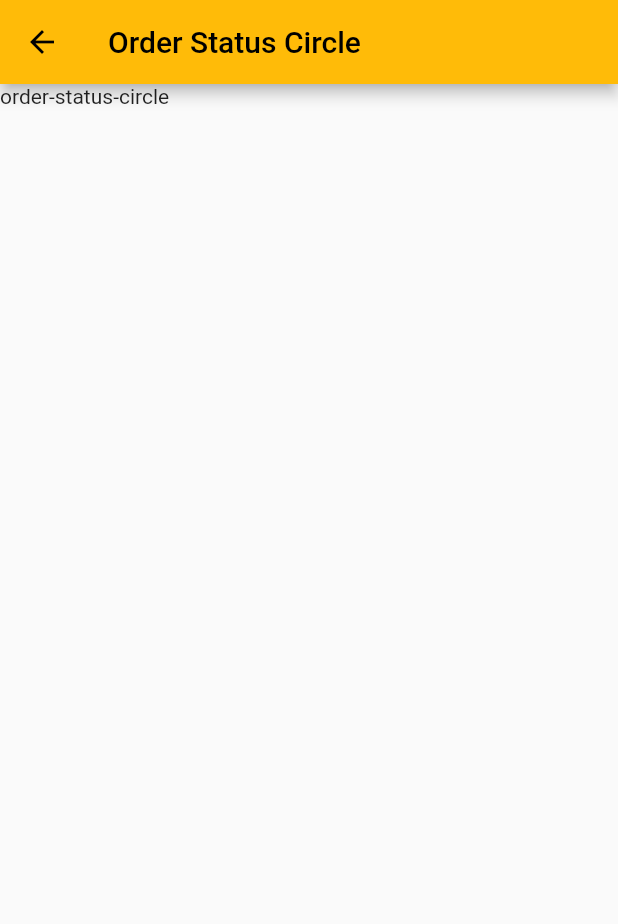
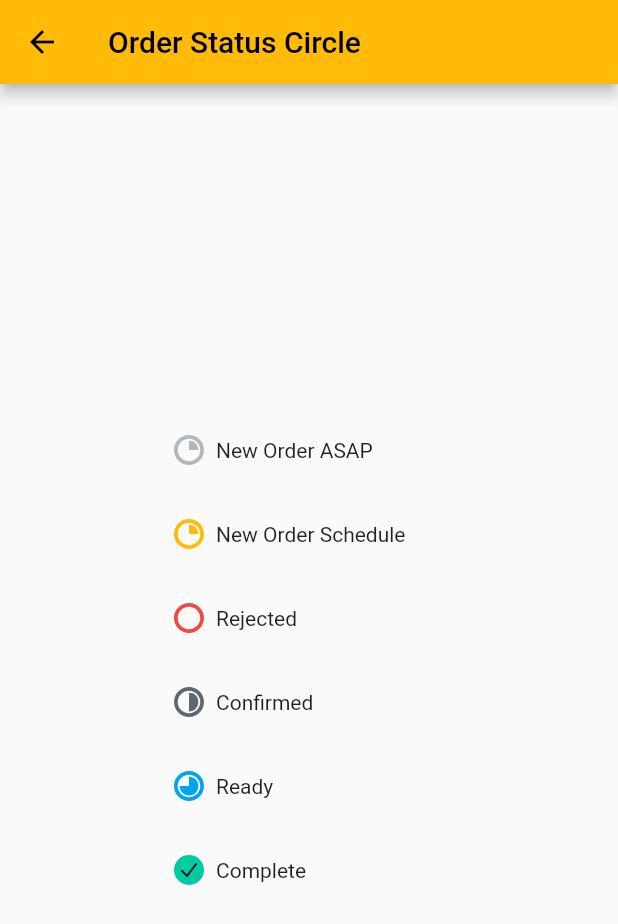
Before and after one commit to LeiYao123/flutter-demo, a Flutter app: the screen it shows after launch, after a tap on "order status circle demo", on a phone screen of 412 x 824 dp. Shown: the top 924 px of the screen. Run offline on Flutter 3.47's test engine with Material 2 defaults, Android fonts, the phone set to English and light mode, and no system bars; our stand-ins replace another_flushbar, dio, flutter_svg, get, pull_to_refresh_flutter3, shared_preferences; network calls fail.

Commit message:
feat: Order status

```diff
--- a/lib/components/button/index.dart
+++ b/lib/components/button/index.dart
@@ -1,179 +1,178 @@
 import 'package:flutter/material.dart';
 import 'package:tablet/style/color.dart';
-
-enum BtnColorEnum { primary, secondary, warning }
 
 enum BtnSizeEnum { sm, md, lg }
 
 const Map<BtnSizeEnum, double> fontSizeMap = {
-  BtnSizeEnum.sm: 12,
+  BtnSizeEnum.sm: 14,
   BtnSizeEnum.md: 16,
-  BtnSizeEnum.lg: 20,
+  BtnSizeEnum.lg: 18,
 };
 
 const Map<BtnSizeEnum, List<double>> paddingSizeMap = {
-  BtnSizeEnum.sm: [16, 14],
-  BtnSizeEnum.md: [24, 18],
-  BtnSizeEnum.lg: [24, 22],
+  BtnSizeEnum.sm: [16, 10],
+  BtnSizeEnum.md: [16, 13],
+  BtnSizeEnum.lg: [16, 17.5],
 };
 
 class RuButton extends StatelessWidget {
   final String text;
-  final BtnColorEnum? color;
+  final Color? bgColor;
+  final Color? fgColor;
+  final EdgeInsets? margin;
+  final double? width;
   final BtnSizeEnum size;
   // 外边框，是否独占一行，禁用，loading
   final bool isOutlined, isBlock, disabled, loading;
-  final Widget? iconBefore;
-  final Widget? iconAfter;
-  final Function() onPressed;
-  RuButton(
+  final Function()? onPressed;
+  const RuButton(
     this.text, {
     super.key,
-    // this.color = BtnColorEnum.primary,
-    this.color,
+    this.onPressed,
+    this.bgColor = RuColor.yellow,
+    this.fgColor = RuColor.blackPure,
     this.size = BtnSizeEnum.md,
     this.isOutlined = false,
     this.isBlock = false,
     this.disabled = false,
     this.loading = false,
-    this.iconBefore,
-    this.iconAfter,
-    required this.onPressed,
+    this.margin,
+    this.width,
   });
 
   List<Widget> _getChildren() {
-    final List<Widget> btnChildren = [Text(text)];
-    if (iconBefore != null) {
-      btnChildren.insert(
-        0,
-        Padding(
-          padding: const EdgeInsets.only(right: 8),
-          child: iconBefore,
-        ),
-      );
-    }
-    if (iconAfter != null) {
-      btnChildren.add(Padding(
-        padding: const EdgeInsets.only(left: 8),
-        child: iconAfter,
-      ));
-    }
+    List<Widget> btnChildren = [Text(text)];
     if (loading) {
-      btnChildren.insert(
-        0,
-        const Padding(
-          padding: EdgeInsets.only(right: 8),
-          child: SizedBox(
-            height: 20,
-            width: 20,
-            child: CircularProgressIndicator(
-              valueColor: AlwaysStoppedAnimation(Colors.white),
-            ),
+      btnChildren = [
+        SizedBox(
+          height: fontSizeMap[size],
+          width: fontSizeMap[size],
+          child: CircularProgressIndicator(
+            strokeWidth: 3.0,
+            valueColor: AlwaysStoppedAnimation(isOutlined ? bgColor : fgColor),
           ),
         ),
-      );
+        const SizedBox(width: 8),
+        Text(text)
+      ];
     }
     return btnChildren;
   }
 
-  Map<BtnColorEnum, Color> backgroundColorMap = {
-    BtnColorEnum.primary: RuColor.yellow,
-    BtnColorEnum.secondary: RuColor.bgPrimary,
-    BtnColorEnum.warning: RuColor.red,
-  };
-
-  Map<BtnColorEnum, Color> foregroundColorMap = {
-    BtnColorEnum.primary: RuColor.textHeavy,
-    BtnColorEnum.secondary: RuColor.textHeavy,
-    BtnColorEnum.warning: RuColor.textReverse,
-  };
-
-  @override
-  Widget build(BuildContext context) {
-    final bgColor = backgroundColorMap[color ?? BtnColorEnum.primary];
-    final fgColor = foregroundColorMap[color ?? BtnColorEnum.primary];
+  ButtonStyle _getButtonStyle() {
     final shape = RoundedRectangleBorder(
       borderRadius: BorderRadius.circular(8.0),
     );
+
     final textStyle = TextStyle(
       fontWeight: FontWeight.w700,
       fontSize: fontSizeMap[size],
     );
-    final padding = EdgeInsets.fromLTRB(
-      paddingSizeMap[size]![0],
-      paddingSizeMap[size]![1],
-      paddingSizeMap[size]![0],
-      paddingSizeMap[size]![1],
+
+    final padding = EdgeInsets.symmetric(
+      horizontal: paddingSizeMap[size]![0],
+      vertical: paddingSizeMap[size]![1],
     );
-    // 是否独占一行
-    final mainAxisSize = isBlock ? MainAxisSize.max : MainAxisSize.min;
-    final onClick = (disabled || loading) ? null : onPressed;
 
-// 详细自定义各种状态写的背景颜色，一般情况下 all 足矣
-// backgroundColor: MaterialStateProperty.resolveWith(
-// (Set<MaterialState> states) {
-// if (states.contains(MaterialState.disabled)) {
-// return Colors.black;
-// if (states.contains (MaterialState.pressed)) {
-// return Colors.blue;
-// return Colors.red;
-// ),
-    final style = ButtonStyle(
-      backgroundColor: isOutlined ? null : MaterialStateProperty.all(bgColor),
-      foregroundColor: isOutlined
-          ? MaterialStateProperty.all(bgColor)
-          : MaterialStateProperty.all(fgColor),
+    final backgroundColor = disabled ? RuColor.common_16 : bgColor;
+    final foregroundColor = disabled ? RuColor.common_32 : fgColor;
+
+    return ButtonStyle(
       elevation: MaterialStateProperty.all(0),
       padding: MaterialStateProperty.all(padding),
       shape: MaterialStateProperty.all(shape),
       textStyle: MaterialStateProperty.all(textStyle),
+      overlayColor: isOutlined
+          ? MaterialStateProperty.resolveWith<Color>(
+              (states) => bgColor!.withOpacity(0.1))
+          : null,
+      side: isOutlined
+          ? MaterialStateProperty.all(
+              BorderSide(color: backgroundColor!, width: 2.0))
+          : null,
+      backgroundColor:
+          isOutlined ? null : MaterialStateProperty.all(backgroundColor),
+      foregroundColor: isOutlined
+          ? MaterialStateProperty.all(backgroundColor)
+          : MaterialStateProperty.all(foregroundColor),
+    );
+  }
+
+  @override
+  Widget build(BuildContext context) {
+    final onClick = (disabled || loading) ? null : onPressed;
+
+    final child = Row(
+      mainAxisSize: MainAxisSize.min,
+      children: _getChildren(),
     );
 
-    final child = Row(
-      mainAxisAlignment: MainAxisAlignment.center,
-      mainAxisSize: mainAxisSize,
-      children: _getChildren(),
+    return Container(
+      margin: margin,
+      width: isBlock ? double.infinity : width,
+      // constraints: BoxConstraints(minWidth: 120),
+      child: isOutlined
+          ? OutlinedButton(
+              onPressed: onClick,
+              style: _getButtonStyle(),
+              child: child,
+            )
+          : ElevatedButton(
+              onPressed: onClick,
+              style: _getButtonStyle(),
+              child: child,
+            ),
     );
-    if (isOutlined) {
-      return OutlinedButton(onPressed: onClick, style: style, child: child);
-    }
-    return ElevatedButton(onPressed: onClick, style: style, child: child);
   }
 }
 
 // Icon button 组件
+
+const Map<BtnSizeEnum, double> iconBtnMap = {
+  BtnSizeEnum.sm: 36,
+  BtnSizeEnum.md: 48,
+  BtnSizeEnum.lg: 60,
+};
+
 class RuIconButton extends StatelessWidget {
   final Widget icon;
   final Color bgColor;
   final bool isOutlined;
-  final int size;
-  final Function() onPressed;
+  final BtnSizeEnum size;
+  final EdgeInsets? margin;
+  final Function()? onPressed;
 
   const RuIconButton({
     super.key,
     required this.icon,
     required this.bgColor,
+    this.onPressed,
     this.isOutlined = false,
-    this.size = 52,
-    required this.onPressed,
+    this.size = BtnSizeEnum.md,
+    this.margin,
   });
 
   @override
   Widget build(BuildContext context) {
+    final btnSize = iconBtnMap[size]!;
     final style = ButtonStyle(
-      padding: MaterialStateProperty.all(const EdgeInsets.all(16)),
+      minimumSize: MaterialStateProperty.all(Size(btnSize, btnSize)),
       shape: MaterialStateProperty.all(const CircleBorder()),
+      elevation: MaterialStateProperty.all(0),
       backgroundColor: isOutlined ? null : MaterialStateProperty.all(bgColor),
+      overlayColor: isOutlined
+          ? MaterialStateProperty.resolveWith<Color>(
+              (states) => bgColor.withOpacity(0.1))
+          : null,
       side: isOutlined
-          ? MaterialStateProperty.all(BorderSide(
-              color: bgColor,
-              width: 2,
-            ))
+          ? MaterialStateProperty.all(BorderSide(color: bgColor, width: 2))
           : null,
     );
-    if (isOutlined) {
-      return OutlinedButton(onPressed: onPressed, style: style, child: icon);
-    }
-    return ElevatedButton(onPressed: onPressed, style: style, child: icon);
+    return Container(
+      margin: margin,
+      child: isOutlined
+          ? OutlinedButton(onPressed: onPressed, style: style, child: icon)
+          : ElevatedButton(onPressed: onPressed, style: style, child: icon),
+    );
   }
 }
--- a/lib/components/order-status/index.dart
+++ b/lib/components/order-status/index.dart
@@ -1,10 +1,34 @@
 import 'package:flutter/material.dart';
+import 'package:tablet/style/icons.dart';
+
+enum OrderStatusEnum { asap, schedule, rejected, confirmed, ready, completed }
+
+Map<OrderStatusEnum, String> pathMap = {
+  OrderStatusEnum.asap: IconPath.Asap,
+  OrderStatusEnum.schedule: IconPath.Scheduled,
+  OrderStatusEnum.rejected: IconPath.Rejected,
+  OrderStatusEnum.confirmed: IconPath.Confirmed,
+  OrderStatusEnum.ready: IconPath.Ready,
+  OrderStatusEnum.completed: IconPath.Complete,
+};
 
 class OrderStatus extends StatelessWidget {
-  const OrderStatus({super.key});
+  final OrderStatusEnum status;
+  final Widget? child;
+  const OrderStatus({super.key, required this.status, this.child});
 
   @override
   Widget build(BuildContext context) {
-    return const Text('order-status-circle');
+    final icon = RuIcons.svg(pathMap[status]!, noColor: true, size: 20);
+    if (child != null) {
+      return Row(
+        children: [
+          icon,
+          const SizedBox(width: 8),
+          child!,
+        ],
+      );
+    }
+    return icon;
   }
 }
--- a/lib/components/order-status/index.demo.dart
+++ b/lib/components/order-status/index.demo.dart
@@ -8,7 +8,29 @@ class OrderStatusCircleDemo extends StatelessWidget {
   Widget build(BuildContext context) {
     return Scaffold(
       appBar: AppBar(title: const Text('Order Status Circle')),
-      body: OrderStatus(),
+      body: Center(
+        child: SizedBox(
+          width: 180,
+          height: 300,
+          child: Column(
+            mainAxisAlignment: MainAxisAlignment.spaceBetween,
+            children: const [
+              OrderStatus(
+                  status: OrderStatusEnum.asap, child: Text('New Order ASAP')),
+              OrderStatus(
+                  status: OrderStatusEnum.schedule,
+                  child: Text('New Order Schedule')),
+              OrderStatus(
+                  status: OrderStatusEnum.rejected, child: Text('Rejected')),
+              OrderStatus(
+                  status: OrderStatusEnum.confirmed, child: Text('Confirmed')),
+              OrderStatus(status: OrderStatusEnum.ready, child: Text('Ready')),
+              OrderStatus(
+                  status: OrderStatusEnum.completed, child: Text('Complete')),
+            ],
+          ),
+        ),
+      ),
     );
   }
 }
--- a/lib/style/icons.dart
+++ b/lib/style/icons.dart
@@ -2,11 +2,18 @@ import 'package:flutter/material.dart';
 import 'package:flutter_svg/flutter_svg.dart';
 
 class IconPath {
-  static const LinedStar = "assets/icons/Lined/star.svg";
-  static const OrderDash = "assets/icons/Order/DoorDash.svg";
-  static const PaymentVisa = "assets/icons/Payment/Visa.svg";
-  static const SolidStar = "assets/icons/Solid/star.svg";
-  static const TrafficDirect = "assets/icons/Traffic/Direct.svg";
+  static const LinedStar = 'assets/icons/Lined/star.svg';
+  static const OrderDash = 'assets/icons/Order/DoorDash.svg';
+  static const PaymentVisa = 'assets/icons/Payment/Visa.svg';
+  static const SolidStar = 'assets/icons/Solid/star.svg';
+  static const TrafficDirect = 'assets/icons/Traffic/Direct.svg';
+
+  static const Asap = 'assets/icons/OrderStatus/ASAP.svg';
+  static const Complete = 'assets/icons/OrderStatus/Complete.svg';
+  static const Confirmed = 'assets/icons/OrderStatus/Confirmed.svg';
+  static const Ready = 'assets/icons/OrderStatus/Ready.svg';
+  static const Rejected = 'assets/icons/OrderStatus/Rejected.svg';
+  static const Scheduled = 'assets/icons/OrderStatus/Scheduled.svg';
 }
 
 class RuIcons {
--- a/lib/style/theme.dart
+++ b/lib/style/theme.dart
@@ -68,6 +68,7 @@ class AppTheme {
 
 
   // useMaterial3: true, 采用 material3 设计规范
-  // 去掉 TextButton 的水波纹效果
+  // 去掉 Button 的水波纹效果
+  // MaterialStateProperty.resolveWith<Color>((states) => bgColor.withOpacity(0.1))
   // elevatedButtonTheme: const ElevatedButtonThemeData(
   // style: ButtonStyle(splashFactory: NoSplash.splashFactory)),
--- a/pubspec.yaml
+++ b/pubspec.yaml
@@ -75,6 +75,12 @@ flutter:
     - assets/icons/Payment/Visa.svg
     - assets/icons/Solid/star.svg
     - assets/icons/Traffic/Direct.svg
+    - assets/icons/OrderStatus/ASAP.svg
+    - assets/icons/OrderStatus/Complete.svg
+    - assets/icons/OrderStatus/Confirmed.svg
+    - assets/icons/OrderStatus/Ready.svg
+    - assets/icons/OrderStatus/Rejected.svg
+    - assets/icons/OrderStatus/Scheduled.svg
 
   # An image asset can refer to one or more resolution-specific "variants", see
   # https://flutter.dev/assets-and-images/#resolution-aware
```
Also changed, not shown: lib/components/button/button.demo.dart (+246 -133 lines), lib/style/color.dart (+17 -17 lines), assets/icons/OrderStatus/ASAP.svg (added), assets/icons/OrderStatus/Complete.svg (added), assets/icons/OrderStatus/Confirmed.svg (added), assets/icons/OrderStatus/Ready.svg (added), assets/icons/OrderStatus/Rejected.svg (added), assets/icons/OrderStatus/Scheduled.svg (added).
